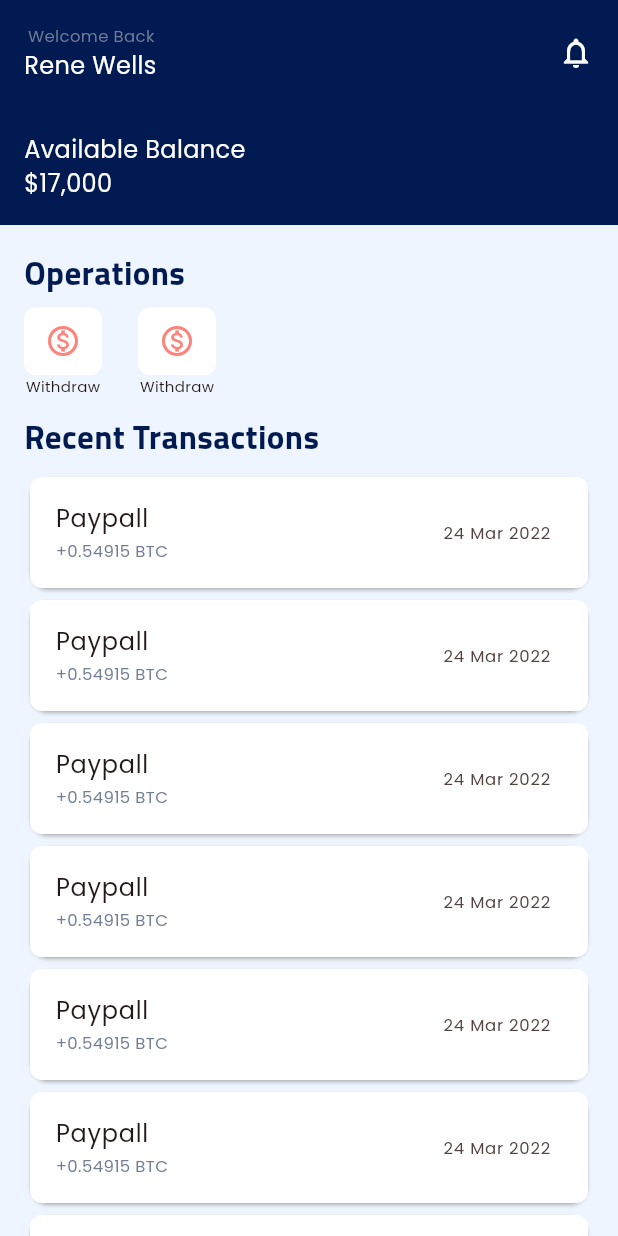
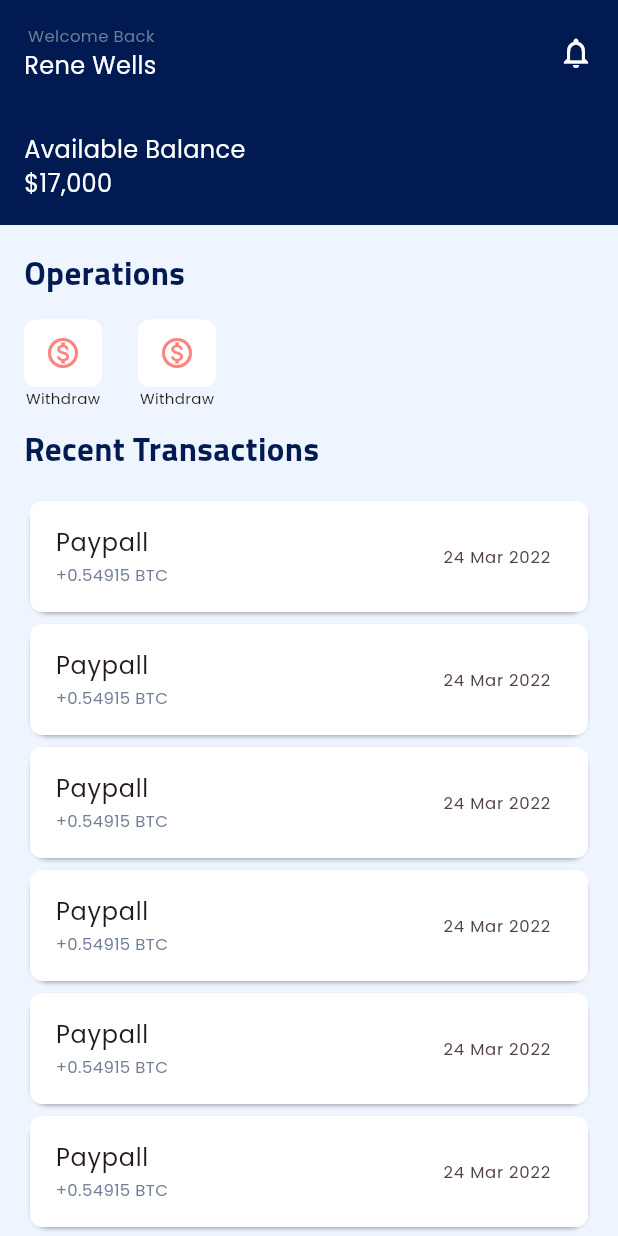
Before and after one commit to lscavalcante/StairsBank, a Flutter app: the screen it shows after launch, after a tap on "Login", on a phone screen of 412 x 824 dp. Run offline on Flutter 3.47's test engine with Material 2 defaults, Android fonts, the phone set to English and light mode, and no system bars.

Commit message:
ref: adjustment in layout app

```diff
--- a/mobile/lib/core/presentation/pages/home/home_page.dart
+++ b/mobile/lib/core/presentation/pages/home/home_page.dart
@@ -1,6 +1,8 @@
 import 'package:flutter/material.dart';
+import 'package:stairsbank/core/presentation/theme/spaces.dart';
 import 'package:stairsbank/core/presentation/theme/text_custom.dart';
 import 'package:stairsbank/core/presentation/theme/theme_colors.dart';
+import 'package:stairsbank/core/presentation/theme/theme_constants.dart';
 import 'package:stairsbank/core/shared/components/options/option_operation.dart';
 
 class HomePage extends StatefulWidget {
@@ -20,7 +22,7 @@ class _HomePageState extends State<HomePage> {
         body: Column(
           children: [
             Container(
-              padding: const EdgeInsets.all(16),
+              padding: const EdgeInsets.all(ThemeConstants.padding),
               height: 150,
               width: double.infinity,
               decoration: const BoxDecoration(
@@ -75,7 +77,7 @@ class _HomePageState extends State<HomePage> {
             ),
             Expanded(
               child: SingleChildScrollView(
-                padding: const EdgeInsets.all(16),
+                padding: const EdgeInsets.all(ThemeConstants.padding),
                 child: SizedBox(
                   width: double.infinity,
                   child: Column(
@@ -85,7 +87,7 @@ class _HomePageState extends State<HomePage> {
                         "Operations",
                         style: TextCustom(context).title,
                       ),
-                      const SizedBox(height: 8),
+                      const SpacerVertical.normal(),
                       SizedBox(
                         height: 70,
                         child: ListView.separated(
@@ -105,7 +107,7 @@ class _HomePageState extends State<HomePage> {
                         "Recent Transactions",
                         style: TextCustom(context).title,
                       ),
-                      const SizedBox(height: 8),
+                      const SpacerVertical.normal(),
                       ListView.separated(
                         primary: false,
                         shrinkWrap: true,
--- a/mobile/lib/core/presentation/pages/login/login_page.dart
+++ b/mobile/lib/core/presentation/pages/login/login_page.dart
@@ -1,5 +1,6 @@
 import 'package:flutter/material.dart';
 import 'package:stairsbank/core/presentation/pages/home/home_page.dart';
+import 'package:stairsbank/core/presentation/theme/spaces.dart';
 import 'package:stairsbank/core/presentation/theme/text_custom.dart';
 import 'package:stairsbank/core/presentation/theme/theme_colors.dart';
 import 'package:stairsbank/core/shared/components/button/button.dart';
@@ -35,7 +36,7 @@ class _LoginPageState extends State<LoginPage> {
                   );
                 },
               ),
-              const SizedBox(height: 8),
+              const SpacerVertical.normal(),
               Text.rich(
                 TextSpan(
                   text: "Don’t have an account? ",
@@ -69,13 +70,13 @@ class _LoginPageState extends State<LoginPage> {
                 "Login",
                 style: TextCustom(context).title,
               ),
-              const SizedBox(height: 8),
+              const SpacerVertical.normal(),
               Text(
                 "Set a name for your profile, here's the password",
                 style: TextCustom(context).info,
                 textAlign: TextAlign.center,
               ),
-              const SizedBox(height: 8),
+              const SpacerVertical.normal(),
               TextFormField(
                 decoration: InputDecoration(
                   border: const OutlineInputBorder(),
@@ -94,7 +95,7 @@ class _LoginPageState extends State<LoginPage> {
                   hintText: "Write your email...",
                 ),
               ),
-              const SizedBox(height: 8),
+              const SpacerVertical.normal(),
               TextFormField(
                 decoration: InputDecoration(
                   border: const OutlineInputBorder(),
@@ -122,7 +123,7 @@ class _LoginPageState extends State<LoginPage> {
                   style: TextCustom(context).info,
                 ),
               ),
-              const SizedBox(height: 8),
+              const SpacerVertical.normal(),
             ],
           ),
         ),
--- a/mobile/lib/core/presentation/theme/spaces.dart
+++ b/mobile/lib/core/presentation/theme/spaces.dart
@@ -0,0 +1,20 @@
+import 'package:flutter/cupertino.dart';
+import 'package:stairsbank/core/presentation/theme/theme_constants.dart';
+
+class SpacerVertical extends SizedBox {
+  const SpacerVertical.half({Key? key})
+      : super(height: ThemeConstants.halfPadding, key: key);
+  const SpacerVertical.normal({Key? key})
+      : super(height: ThemeConstants.padding, key: key);
+  const SpacerVertical.double({Key? key})
+      : super(height: ThemeConstants.bigPadding, key: key);
+}
+
+class SpacerHorizontal extends SizedBox {
+  const SpacerHorizontal.half({Key? key})
+      : super(width: ThemeConstants.halfPadding, key: key);
+  const SpacerHorizontal.normal({Key? key})
+      : super(width: ThemeConstants.padding, key: key);
+  const SpacerHorizontal.double({Key? key})
+      : super(width: ThemeConstants.bigPadding, key: key);
+}
--- /dev/null
+++ b/mobile/lib/core/presentation/theme/theme_constants.dart
@@ -0,0 +1,11 @@
+class ThemeConstants {
+  static const double minPadding = 4.0;
+  static const double halfPadding = 8.0;
+  static const double smallPadding = 12.0;
+  static const double padding = 16.0;
+  static const double bigPadding = 24.0;
+  static const double iconSize = 24;
+  static const double iconSmallSize = 16;
+  static const double loadingSize = 36.0;
+  static const double borderRadius = 8.0;
+}
--- a/mobile/lib/main.dart
+++ b/mobile/lib/main.dart
@@ -1,6 +1,5 @@
 import 'package:flutter/material.dart';
 import 'package:stairsbank/core/presentation/pages/login/login_page.dart';
-import 'package:stairsbank/core/presentation/pages/splash/splash_page.dart';
 import 'package:stairsbank/core/presentation/theme/theme_colors.dart';
 import 'package:stairsbank/core/shared/constants/font_family_constants.dart';
 
@@ -15,7 +14,7 @@ class MyApp extends StatelessWidget {
   @override
   Widget build(BuildContext context) {
     return MaterialApp(
-      title: 'Flutter Demo',
+      title: 'StairsBank',
       theme: ThemeData(
         fontFamily: FontFamilyConstants.poppins,
         colorScheme: ColorScheme.fromSeed(
```
Also changed, not shown: mobile/lib/core/presentation/pages/transaction/transaction_page.dart (+11 -9 lines).
